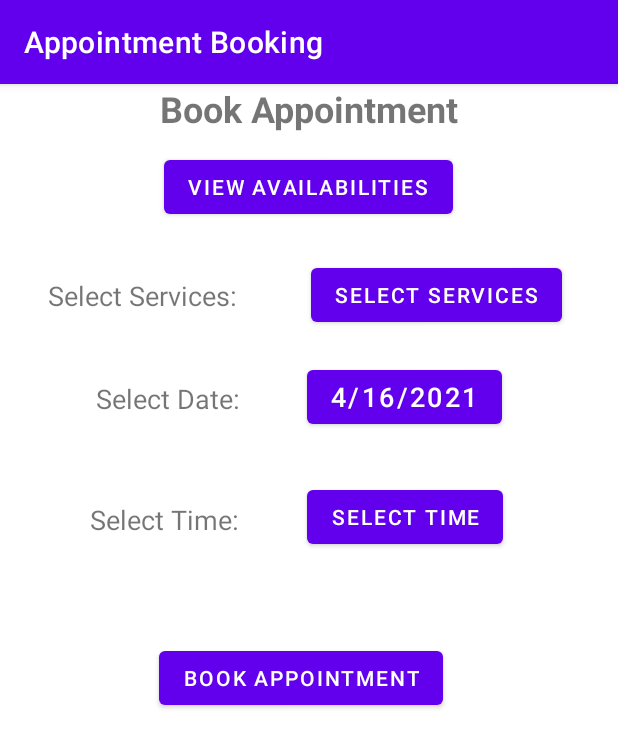
After one commit to McGill-ECSE321-Winter2021/project-group-13, an Android app: the AppointmentBooking screen opened directly, with no data from a screen before it, on a phone screen of 412 x 824 dp. The commit adds this screen. Shown: the top 748 px of the screen. Run offline under Robolectric (Android 15) with nearby library versions, the phone set to English and light mode, and no system bars.

Commit message:
Added booking page with change to view availabilities and date select features

```diff
--- a/AutoRepairSystem-Android/app/src/main/AndroidManifest.xml
+++ b/AutoRepairSystem-Android/app/src/main/AndroidManifest.xml
@@ -33,7 +33,14 @@
         <activity
             android:name=".DisplayAvailabilities"
             android:label="Display Availabilities"
-            android:theme="@style/Theme.AutoRepairSystemAndroid"></activity>
+            android:theme="@style/Theme.AutoRepairSystemAndroid"
+            android:parentActivityName=".AppointmentBooking">
+        </activity>
+        <activity
+            android:name=".AppointmentBooking"
+            android:label="Appointment Booking"
+            android:theme="@style/Theme.AutoRepairSystemAndroid">
+        </activity>
     </application>
 
 </manifest>
--- /dev/null
+++ b/AutoRepairSystem-Android/app/src/main/java/ca/mcgill/ca/ecse321/autorepairsystem/AppointmentBooking.java
@@ -0,0 +1,55 @@
+package ca.mcgill.ca.ecse321.autorepairsystem;
+
+import android.app.AlertDialog;
+import android.app.DatePickerDialog;
+import android.content.Intent;
+import android.os.Bundle;
+import android.view.View;
+import android.widget.Button;
+import android.widget.DatePicker;
+
+import androidx.appcompat.app.AppCompatActivity;
+
+import java.util.Calendar;
+
+public class AppointmentBooking extends AppCompatActivity {
+
+    DatePickerDialog dateSelector;
+    Button dateSelectButton;
+
+    @Override
+    protected void onCreate(Bundle savedInstanceState) {
+        super.onCreate(savedInstanceState);
+        setContentView(R.layout.activity_appointment_booking);
+
+        //Get the current day to default display
+        Calendar calendar = Calendar.getInstance();
+        int currYear = calendar.get(Calendar.YEAR);
+        int currMonth = calendar.get(Calendar.MONTH);
+        int currDay = calendar.get(Calendar.DAY_OF_MONTH);
+
+        dateSelectButton = findViewById(R.id.dateSelectButton);
+        dateSelectButton.setText(getDateString(currYear, currMonth+1, currDay));
+
+        DatePickerDialog.OnDateSetListener dateSetListener = (view, year, month, dayOfMonth) -> {
+            String dateString = getDateString(year, month+1, dayOfMonth);
+            dateSelectButton.setText(dateString);
+        };
+
+        dateSelector = new DatePickerDialog(this, AlertDialog.THEME_DEVICE_DEFAULT_LIGHT, dateSetListener, currYear, currMonth, currDay);
+    }
+
+    public void goToViewAvailabilities(View v) {
+        Intent intent = new Intent(this, DisplayAvailabilities.class);
+        startActivity(intent);
+    }
+
+    public void openDateSelect(View view) {
+        dateSelector.show();
+    }
+
+    private String getDateString(int year, int month, int day) {
+        String dateString = month + "/" + day + "/" + year;
+        return dateString;
+    }
+}
--- /dev/null
+++ b/AutoRepairSystem-Android/app/src/main/res/layout/activity_appointment_booking.xml
@@ -0,0 +1,110 @@
+<?xml version="1.0" encoding="utf-8"?>
+<androidx.constraintlayout.widget.ConstraintLayout
+    xmlns:android="http://schemas.android.com/apk/res/android"
+    xmlns:app="http://schemas.android.com/apk/res-auto"
+    xmlns:tools="http://schemas.android.com/tools"
+    android:layout_width="match_parent"
+    android:layout_height="match_parent">
+
+    <TextView
+        android:id="@+id/bookAppointmentTitleTxt"
+        android:layout_width="wrap_content"
+        android:layout_height="wrap_content"
+        android:text="@string/book_appointment_title"
+        android:textSize="24sp"
+        android:textStyle="bold"
+        app:layout_constraintEnd_toEndOf="parent"
+        app:layout_constraintStart_toStartOf="parent"
+        app:layout_constraintTop_toTopOf="parent" />
+
+    <TextView
+        android:id="@+id/serviceSelectText"
+        android:layout_width="wrap_content"
+        android:layout_height="wrap_content"
+        android:layout_marginStart="32dp"
+        android:layout_marginTop="36dp"
+        android:text="@string/select_services"
+        android:textSize="18sp"
+        app:layout_constraintStart_toStartOf="parent"
+        app:layout_constraintTop_toBottomOf="@+id/availabilitiesButton" />
+
+    <Button
+        android:id="@+id/availabilitiesButton"
+        android:layout_width="wrap_content"
+        android:layout_height="wrap_content"
+        android:layout_marginTop="12dp"
+        android:text="@string/view_availabilities"
+        android:onClick="goToViewAvailabilities"
+        app:layout_constraintEnd_toEndOf="parent"
+        app:layout_constraintHorizontal_bias="0.498"
+        app:layout_constraintStart_toStartOf="parent"
+        app:layout_constraintTop_toBottomOf="@+id/bookAppointmentTitleTxt" />
+
+    <TextView
+        android:id="@+id/dateSelectText"
+        android:layout_width="wrap_content"
+        android:layout_height="wrap_content"
+        android:layout_marginStart="64dp"
+        android:layout_marginTop="44dp"
+        android:text="@string/select_date"
+        android:textSize="18sp"
+        app:layout_constraintStart_toStartOf="parent"
+        app:layout_constraintTop_toBottomOf="@+id/serviceSelectText" />
+
+    <TextView
+        android:id="@+id/timeSelectText"
+        android:layout_width="wrap_content"
+        android:layout_height="wrap_content"
+        android:layout_marginStart="60dp"
+        android:layout_marginTop="56dp"
+        android:text="@string/select_time"
+        android:textSize="18sp"
+        app:layout_constraintStart_toStartOf="parent"
+        app:layout_constraintTop_toBottomOf="@+id/dateSelectText" />
+
+    <Button
+        android:id="@+id/button3"
+        android:layout_width="wrap_content"
+        android:layout_height="wrap_content"
+        android:layout_marginTop="372dp"
+        android:text="@string/book_appointment"
+        app:layout_constraintEnd_toEndOf="parent"
+        app:layout_constraintHorizontal_bias="0.477"
+        app:layout_constraintStart_toStartOf="parent"
+        app:layout_constraintTop_toTopOf="parent" />
+
+    <Button
+        android:id="@+id/servicesSelectButton"
+        android:layout_width="wrap_content"
+        android:layout_height="wrap_content"
+        android:layout_marginTop="24dp"
+        android:text="@string/select_services_button"
+        app:layout_constraintEnd_toEndOf="parent"
+        app:layout_constraintHorizontal_bias="0.567"
+        app:layout_constraintStart_toEndOf="@+id/serviceSelectText"
+        app:layout_constraintTop_toBottomOf="@+id/availabilitiesButton" />
+
+    <Button
+        android:id="@+id/dateSelectButton"
+        android:layout_width="wrap_content"
+        android:layout_height="wrap_content"
+        android:layout_marginTop="20dp"
+        android:text="@string/select_date_button"
+        android:textSize="18sp"
+        android:onClick="openDateSelect"
+        app:layout_constraintEnd_toEndOf="parent"
+        app:layout_constraintHorizontal_bias="0.366"
+        app:layout_constraintStart_toEndOf="@+id/dateSelectText"
+        app:layout_constraintTop_toBottomOf="@+id/servicesSelectButton" />
+
+    <Button
+        android:id="@+id/selectTimeButton"
+        android:layout_width="wrap_content"
+        android:layout_height="wrap_content"
+        android:layout_marginTop="32dp"
+        android:text="@string/select_time_button"
+        app:layout_constraintEnd_toEndOf="parent"
+        app:layout_constraintHorizontal_bias="0.372"
+        app:layout_constraintStart_toEndOf="@+id/timeSelectText"
+        app:layout_constraintTop_toBottomOf="@+id/dateSelectButton" />
+</androidx.constraintlayout.widget.ConstraintLayout>
--- a/AutoRepairSystem-Android/app/src/main/res/values/strings.xml
+++ b/AutoRepairSystem-Android/app/src/main/res/values/strings.xml
@@ -17,4 +17,14 @@
     <string name="bookedAppointmentsString">Booked Appointments</string>
     <!-- Strings related to availabilities -->
     <string name="availabilityText">Availabilities:</string>
+    <!-- Strings related to appointment booking -->
+    <string name="select_services">Select Services:</string>
+    <string name="view_availabilities">View Availabilities</string>
+    <string name="select_date">Select Date:</string>
+    <string name="select_time">Select Time:</string>
+    <string name="book_appointment">Book Appointment</string>
+    <string name="book_appointment_title">Book Appointment</string>
+    <string name="select_services_button">Select Services</string>
+    <string name="select_date_button">Select Date</string>
+    <string name="select_time_button">Select Time</string>
 </resources>
```
